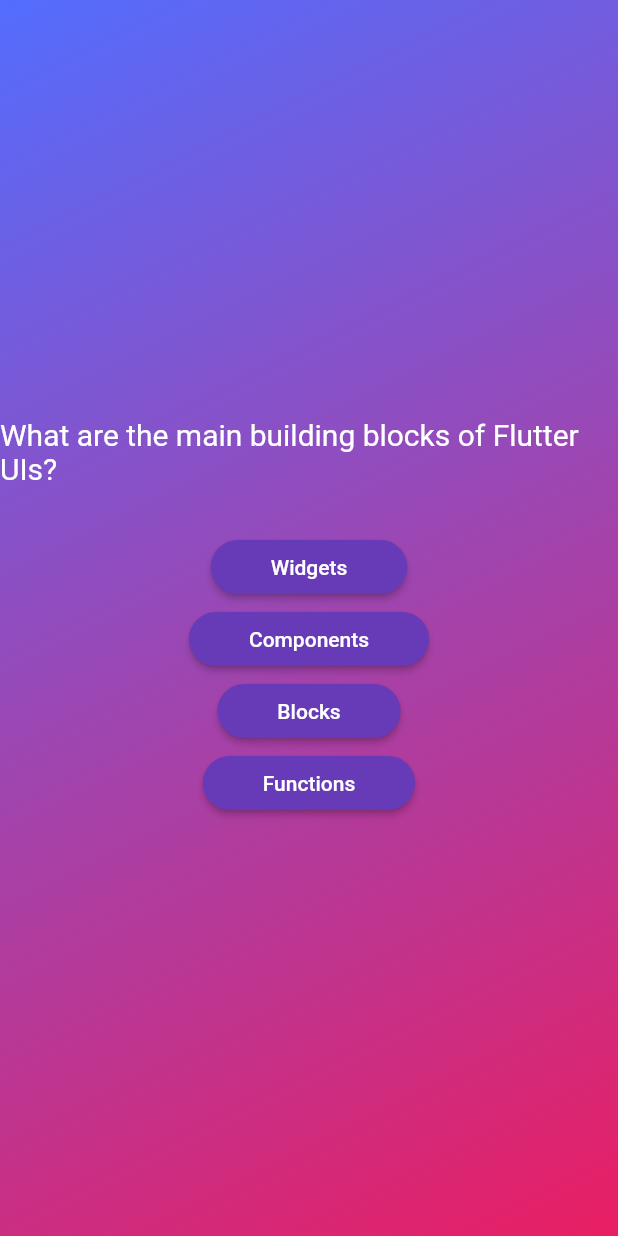
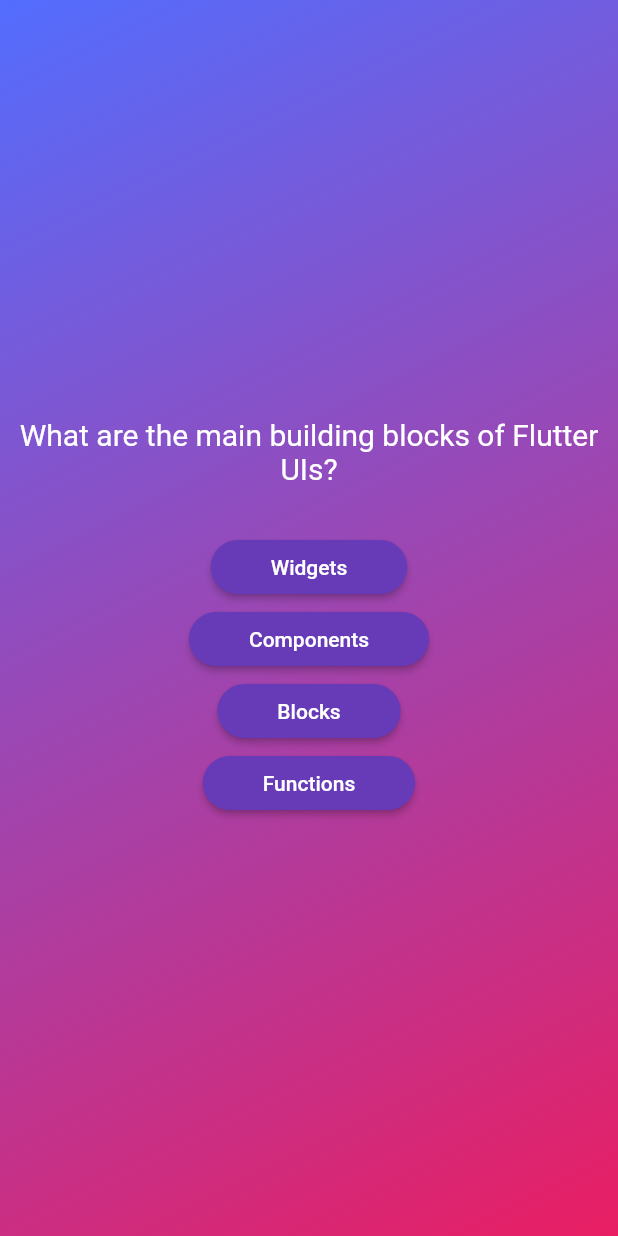
Before and after one commit to eacardenase/flutter-quiz, a Flutter app: the screen it shows after launch, after a tap on "Start Quiz", on a phone screen of 412 x 824 dp. Run offline on Flutter 3.47's test engine with Material 2 defaults, Android fonts, the phone set to English and light mode, and no system bars.

Commit message:
feat: use spread operator and map method to display answer buttons dynamically

```diff
--- a/lib/questions_screen.dart
+++ b/lib/questions_screen.dart
@@ -24,6 +24,7 @@ class _QuestionsScreenState extends State<QuestionsScreen> {
       children: [
         Text(
           currentQuestion.text,
+          textAlign: TextAlign.center,
           style: const TextStyle(
             color: Colors.white,
             fontSize: 20,
@@ -32,21 +33,13 @@ class _QuestionsScreenState extends State<QuestionsScreen> {
         const SizedBox(
           height: 30,
         ),
-        AnswerButton(
-          answerText: currentQuestion.answers[0],
-          onTap: () {},
-        ),
-        AnswerButton(
-          answerText: currentQuestion.answers[1],
-          onTap: () {},
-        ),
-        AnswerButton(
-          answerText: currentQuestion.answers[2],
-          onTap: () {},
-        ),
-        AnswerButton(
-          answerText: currentQuestion.answers[3],
-          onTap: () {},
+        ...currentQuestion.answers.map(
+          (answer) {
+            return AnswerButton(
+              answerText: answer,
+              onTap: () {},
+            );
+          },
         ),
       ],
     );
```
